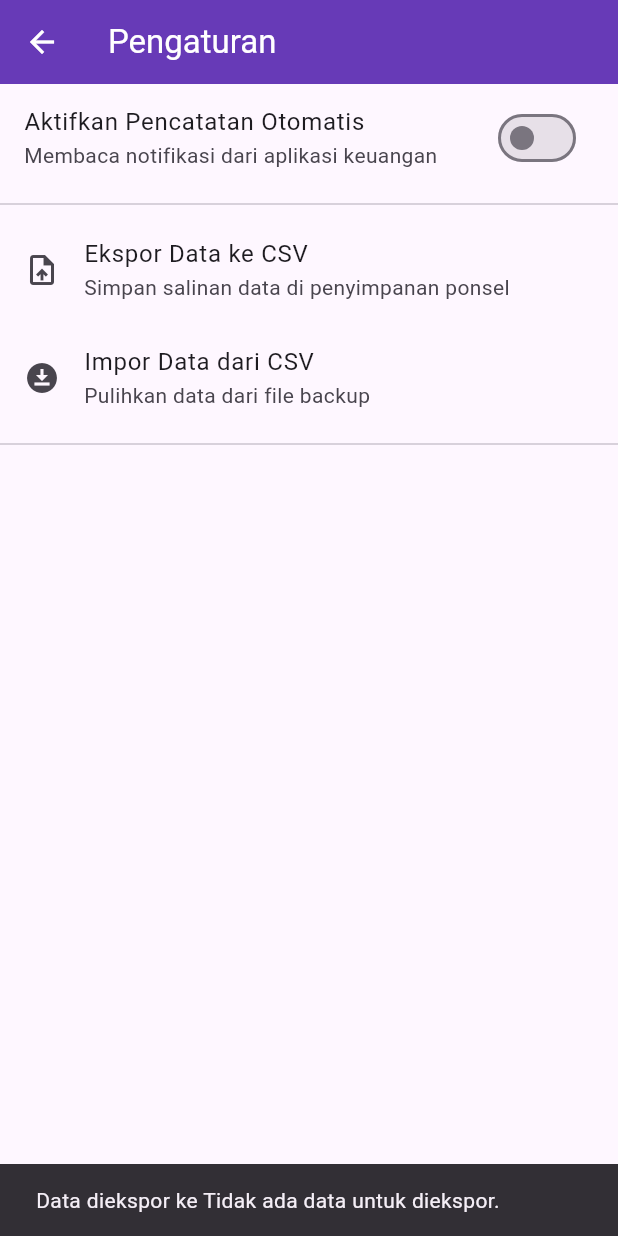
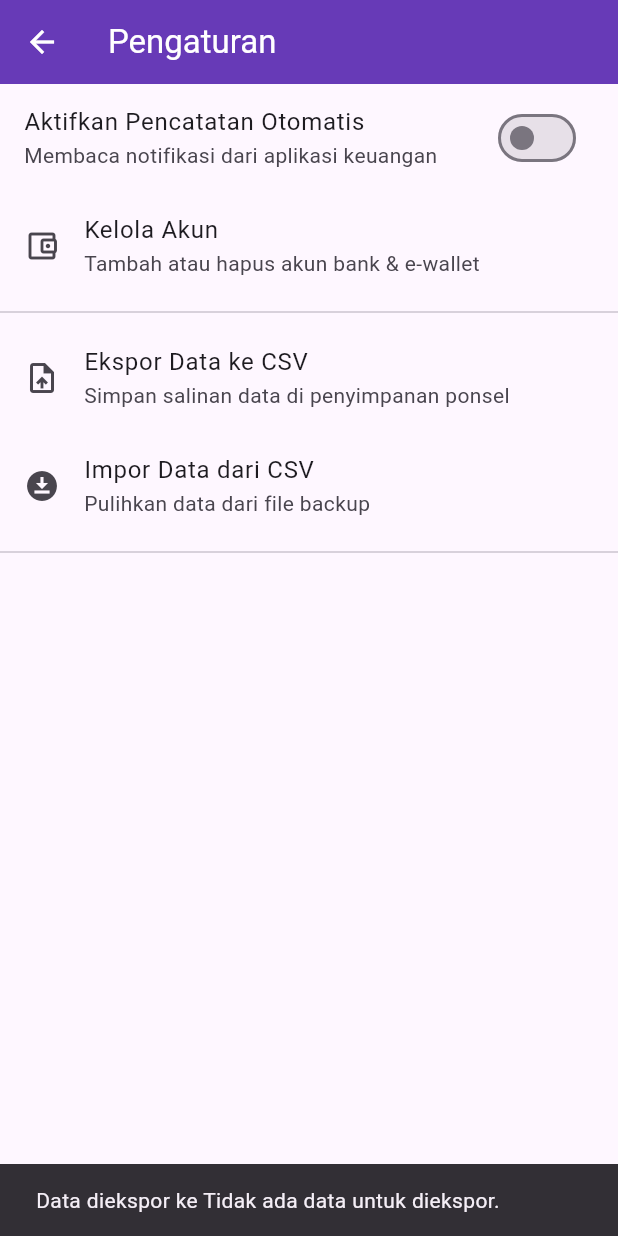
Before and after one commit to alifian13/Flutter, a Flutter app: the SettingsScreen screen opened directly, after a tap on "Ekspor Data ke CSV", on a phone screen of 412 x 824 dp. Run offline on Flutter 3.47's test engine with Material 3 defaults, Android fonts, the phone set to English and light mode, and no system bars; our stand-ins replace csv, file_picker, hive, hive_flutter, permission_handler, shared_preferences; missing offline and left inert: file_saver, notification_listener_service; accounts and stored records are empty.

Commit message:
episode 5

```diff
--- a/lib/app/presentation/screens/settings_screen.dart
+++ b/lib/app/presentation/screens/settings_screen.dart
@@ -99,6 +99,17 @@ class _SettingsScreenState extends State<SettingsScreen> {
               _checkPermissionStatus();
             },
           ),
+          ListTile( // <-- TAMBAHKAN BLOK INI
+            leading: const Icon(Icons.account_balance_wallet_outlined),
+            title: const Text('Kelola Akun'),
+            subtitle: const Text('Tambah atau hapus akun bank & e-wallet'),
+            onTap: () {
+              Navigator.push(
+                context,
+                MaterialPageRoute(builder: (context) => const ManageAccountsScreen()),
+              );
+            },
+          ),
           const Divider(),
           ListTile(
             leading: const Icon(Icons.upload_file),
--- a/lib/app/services/file_service.dart
+++ b/lib/app/services/file_service.dart
@@ -1,4 +1,5 @@
 import 'dart:io';
+import 'package:file_saver/file_saver.dart';
 import '../data/local/models/transaction_model.dart';
 import '/core/utils/constants.dart';
 import 'package:csv/csv.dart';
@@ -10,28 +11,15 @@ import 'package:permission_handler/permission_handler.dart';
 class FileService {
 
   // --- FUNGSI UNTUK EKSPOR ---
-  Future<String?> exportToCsv() async {
-    // 1. Minta Izin Penyimpanan
-    // Perizinan di Android versi baru lebih ketat.
-    var status = await Permission.manageExternalStorage.status;
-    if (!status.isGranted) {
-      status = await Permission.manageExternalStorage.request();
-    }
-
-    if (!status.isGranted) {
-        // Jika pengguna menolak, kita tidak bisa melanjutkan.
-        return "Izin penyimpanan ditolak. Tidak dapat mengekspor file.";
-    }
-
+  Future<String> exportToCsv() async {
     try {
       final transactionBox = Hive.box<Transaction>(kTransactionsBox);
       final transactions = transactionBox.values.toList();
       if (transactions.isEmpty) return "Tidak ada data untuk diekspor.";
 
+      // Siapkan header dan baris data
       List<List<dynamic>> rows = [];
-      // Header CSV
-      rows.add(['description', 'amount', 'date', 'type', 'account_name']);
-      // Data Transaksi
+      rows.add(['description', 'amount', 'date', 'type', 'account_name', 'category']);
       for (var trx in transactions) {
         rows.add([
           trx.description,
@@ -39,31 +27,28 @@ class FileService {
           trx.date.toIso8601String(),
           describeEnum(trx.type),
           trx.account.name,
+          'N/A' // Kolom kategori belum ada di model, kita beri default
         ]);
       }
 
       String csvString = const ListToCsvConverter().convert(rows);
 
-      // 2. Dapatkan Path ke Folder Downloads
-      // Menggunakan path_provider untuk direktori Downloads
-      final externalDir = await getExternalStorageDirectory();
-      if (externalDir == null) {
-        return "Tidak dapat menemukan folder Downloads.";
+      final csvBytes = Uint8List.fromList(csvString.codeUnits);
+
+      // Gunakan file_saver untuk memunculkan dialog 'Simpan Sebagai'
+      // Ini adalah cara modern & tidak perlu izin penyimpanan
+      String? filePath = await FileSaver.instance.saveFile(
+        name: kBackupFileName, // Nama file default dari constants.dart
+        bytes: csvBytes,
+        ext: 'csv',
+        mimeType: MimeType.csv,
+      );
+
+      if (filePath != null) {
+        return "Ekspor berhasil! File disimpan oleh sistem.";
+      } else {
+        return "Ekspor dibatalkan oleh pengguna.";
       }
-      // Biasanya folder Download ada di bawah direktori eksternal
-      final downloadsDir = Directory("${externalDir.path}/Download");
-      if (!await downloadsDir.exists()) {
-        await downloadsDir.create(recursive: true);
-      }
-
-      final path = "${downloadsDir.path}/$kBackupFileName";
-      final file = File(path);
-
-      // 3. Tulis File
-      await file.writeAsString(csvString);
-      debugPrint("Data berhasil diekspor ke: $path");
-
-      return "Ekspor berhasil! File disimpan di folder Downloads.";
     } catch (e) {
       debugPrint("Error saat ekspor data: $e");
       return "Terjadi error saat mengekspor: $e";
--- a/lib/core/utils/constants.dart
+++ b/lib/core/utils/constants.dart
@@ -9,3 +9,5 @@ const Color kIncomeColor = Colors.green;
 const Color kExpenseColor = Colors.red;
 
 const String kBackupFileName = 'ceban_backup.csv';
+
+const String kOnboardingCompletedKey = 'onboarding_completed';
--- a/pubspec.yaml
+++ b/pubspec.yaml
@@ -50,6 +50,7 @@ dependencies:
   csv: ^6.0.0
   share_plus: ^11.0.0
   permission_handler: ^12.0.0+1
+  file_saver: ^0.2.14
 
 dev_dependencies:
   flutter_test:
```
Also changed, not shown: lib/app/presentation/screens/home_screen.dart (+35 -4 lines), lib/main.dart (+36 -20 lines), pubspec.lock, 5 other files.
